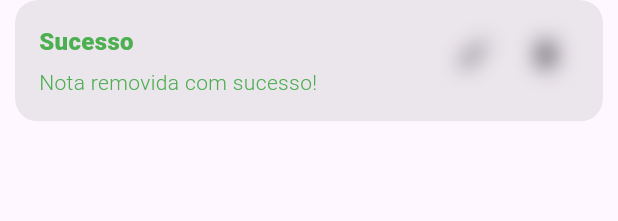
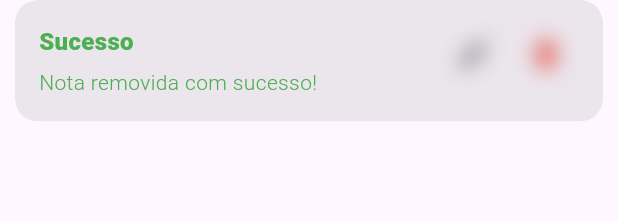
Before and after one commit to MateusBorsoi/Flutter-App, a Flutter app: the NotesPage widget shown alone on an empty page, opened directly with empty values, after a tap on the "delete" icon, on a phone screen of 412 x 824 dp. Shown: the top 221 px of the screen. Run offline on Flutter 3.47's test engine with Material 3 defaults, Android fonts, the phone set to English and light mode, and no system bars; our stand-ins replace dio, flutter_dotenv, get, go_router, sqflite; accounts and stored records are empty; network calls fail.

```diff
--- a/lib/app/pages/app.dart
+++ b/lib/app/pages/app.dart
@@ -1,6 +1,7 @@
 import 'package:appauth/app/pages/gitUsers/detalhes/detalhes.dart';
 import 'package:appauth/app/pages/gitUsers/github_users.dart';
 import 'package:appauth/app/pages/home/home.dart';
+import 'package:appauth/app/pages/notes/add_nota.dart';
 import 'package:appauth/app/pages/notes/notes.dart';
 import 'package:appauth/app/pages/todos/todo/todo.dart';
 import 'package:appauth/app/pages/todos/todos.dart';
@@ -64,6 +65,12 @@ final GoRouter _router = GoRouter(
             return const Notes();
           },
         ),
+        GoRoute(
+          path: 'novaNota',
+          builder: (context, state) {
+            return const AddNota();
+          },
+        ),
       ],
     ),
   ],
--- a/lib/app/pages/notes/notes.dart
+++ b/lib/app/pages/notes/notes.dart
@@ -5,6 +5,7 @@ import 'package:appauth/components/menu_drawer.dart';
 import 'package:appauth/components/notes/note_viewer.dart';
 import 'package:flutter/material.dart';
 import 'package:get/get.dart';
+import 'package:go_router/go_router.dart';
 
 class Notes extends StatefulWidget {
   const Notes({super.key});
@@ -46,7 +47,9 @@ class _NotesState extends State<Notes> {
                   );
       }),
       floatingActionButton: FloatingActionButton(
-        onPressed: () {},
+        onPressed: () {
+          context.go('/novaNota');
+        },
         child: const Icon(Icons.add),
       ),
     );
--- a/lib/components/notes/note_viewer.dart
+++ b/lib/components/notes/note_viewer.dart
@@ -22,8 +22,7 @@ class _NotesPageState extends State<NotesPage> {
         style: TextStyle(color: Theme.of(context).colorScheme.secondary),
       ),
       subtitle: Text(
-        widget.note.description ??
-            '${widget.note.description.toString()} - ${widget.note.id.toString()}',
+        widget.note.description ?? widget.note.description.toString(),
         style: TextStyle(
             color: Theme.of(context).colorScheme.secondary,
             fontSize: 22,
@@ -43,11 +42,10 @@ class _NotesPageState extends State<NotesPage> {
                 if (widget.note.id != null) {
                   setState(() {
                     widget.controller.deleteNoteById(widget.note.id ?? 0);
-
                   });
                 }
               },
-              icon: const Icon(Icons.delete))
+              icon: const Icon(Icons.delete, color: Colors.red))
         ],
       ),
     );
```
Also changed, not shown: lib/app/pages/notes/add_nota.dart (added, +21 -0 lines).
